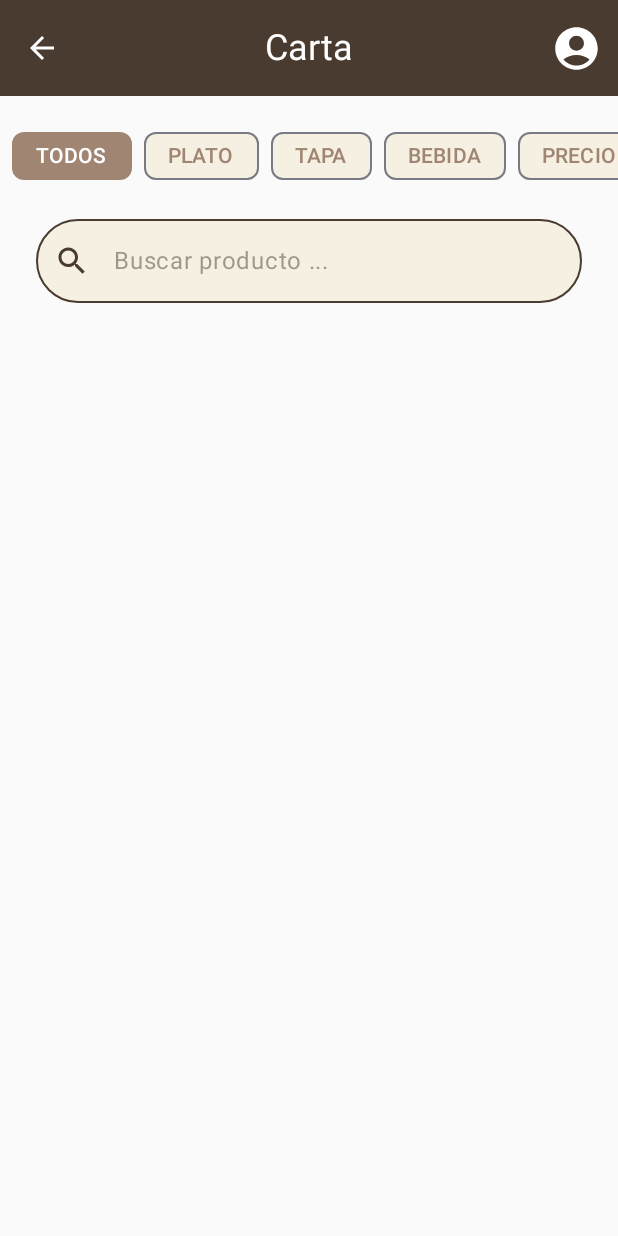
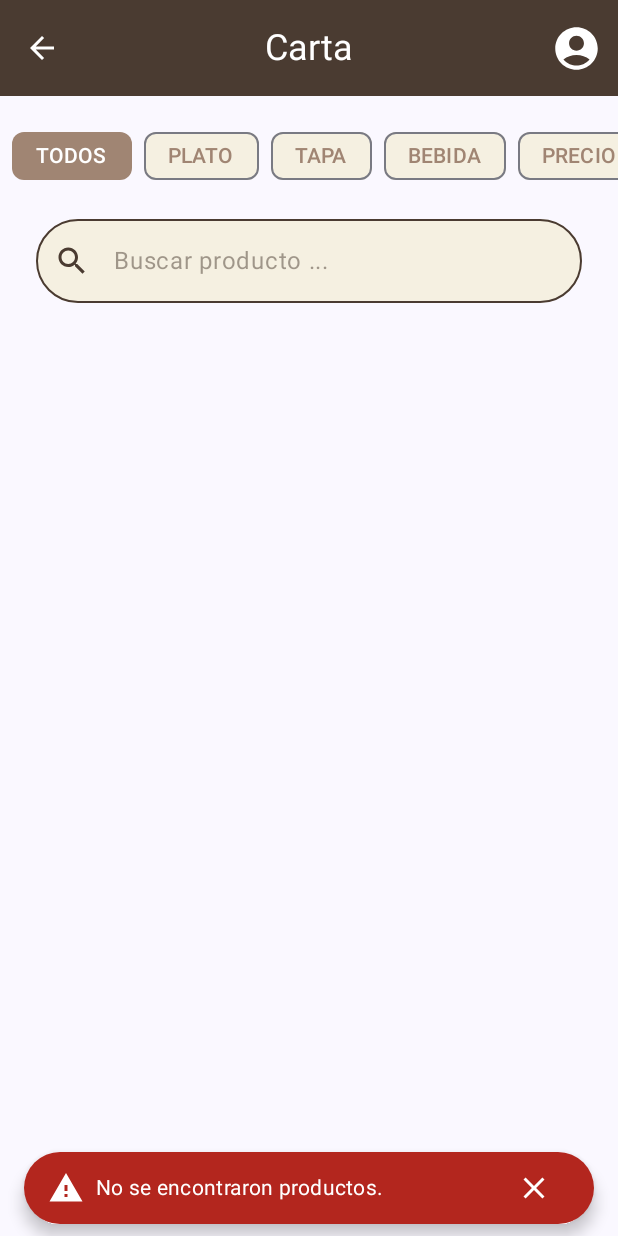
Before and after one commit to rluquea95/proyecto_comandas, an Android app built with Jetpack Compose: the CartaScreen screen opened through its navigation route, on a phone screen of 412 x 824 dp. Run offline under Robolectric (Android 15) with nearby library versions, the phone set to English and light mode, and no system bars; our stand-ins replace Dagger/Hilt's generated code, Firebase (no records; nobody signed in at launch, a user with empty details on screens opened directly).

Commit message:
En proceso EnPreparacion (Screen y ViewModel). Correciones menores en Carta.

```diff
--- a/app/src/main/java/com/example/readytapas/ui/screens/carta/CartaScreen.kt
+++ b/app/src/main/java/com/example/readytapas/ui/screens/carta/CartaScreen.kt
@@ -10,9 +10,13 @@ import androidx.compose.foundation.layout.height
 import androidx.compose.foundation.layout.padding
 import androidx.compose.foundation.lazy.LazyColumn
 import androidx.compose.foundation.lazy.items
+import androidx.compose.material3.Scaffold
+import androidx.compose.material3.SnackbarHostState
 import androidx.compose.runtime.Composable
+import androidx.compose.runtime.LaunchedEffect
 import androidx.compose.runtime.collectAsState
 import androidx.compose.runtime.getValue
+import androidx.compose.runtime.remember
 import androidx.compose.ui.Modifier
 import androidx.compose.ui.text.style.TextAlign
 import androidx.compose.ui.tooling.preview.Preview
@@ -22,6 +26,7 @@ import androidx.navigation.NavController
 import com.example.readytapas.data.model.CategoryProducto
 import com.example.readytapas.data.model.Producto
 import com.example.readytapas.ui.components.CategoriaChips
+import com.example.readytapas.ui.components.CustomSnackbarHost
 import com.example.readytapas.ui.components.ImagenProductoDialog
 import com.example.readytapas.ui.components.ProductoCard
 import com.example.readytapas.ui.components.SearchBar
@@ -35,8 +40,21 @@ fun CartaScreen(
 ) {
     val state by viewModel.uiState.collectAsState()
     val productos by viewModel.productosFiltrados.collectAsState()
+    val snackbarHostState = remember { SnackbarHostState() }
 
-    Column(modifier = Modifier.fillMaxSize()) {
+    // Mostrar mensaje en snackbar cuando se detecta un error
+    LaunchedEffect(state.message) {
+        state.message?.let {
+            snackbarHostState.showSnackbar(it)
+            viewModel.clearMessage()
+        }
+    }
+
+    Scaffold(
+        snackbarHost = {
+            CustomSnackbarHost(snackbarHostState, isError = state.isError)
+        },
+        topBar = {
             TopBarWithMenu(
                 title = "Carta",
                 titleAlignment = TextAlign.Center,
@@ -44,6 +62,14 @@ fun CartaScreen(
                 showBackButton = true,
                 onBackClick = { navController.popBackStack() }
             )
+        }
+    ) { paddingValues ->
+
+        Column(
+            modifier = Modifier
+                .fillMaxSize()
+                .padding(paddingValues)
+        ) {
             // Chips de categoría
             CategoriaChips(
                 categorias = listOf(null) + CategoryProducto.entries,
@@ -85,7 +111,7 @@ fun CartaScreen(
             }
         }
     }
-
+}
 
 @Composable
 fun CartaScreenContentPreview(
@@ -95,7 +121,8 @@ fun CartaScreenContentPreview(
     searchText: String = "",
     onProductoClick: (Producto) -> Unit = {}
 ) {
-    Column(modifier = Modifier.fillMaxSize()) {
+    Scaffold(
+        topBar = {
             TopBarWithMenu(
                 title = "Carta",
                 titleAlignment = TextAlign.Center,
@@ -103,7 +130,13 @@ fun CartaScreenContentPreview(
                 showBackButton = true,
                 onBackClick = {}
             )
-
+        }
+    ) { paddingValues ->
+        Column(
+            modifier = Modifier
+                .fillMaxSize()
+                .padding(paddingValues)
+        ) {
             CategoriaChips(
                 categorias = listOf(null) + CategoryProducto.entries,
                 selectedCategoria = selectedCategoria,
@@ -136,6 +169,7 @@ fun CartaScreenContentPreview(
             }
         }
     }
+}
 
 @Preview(showBackground = true)
 @Composable
--- a/app/src/main/java/com/example/readytapas/ui/screens/carta/CartaViewModel.kt
+++ b/app/src/main/java/com/example/readytapas/ui/screens/carta/CartaViewModel.kt
@@ -19,6 +19,8 @@ class CartaViewModel @Inject constructor(
     private val _uiState = MutableStateFlow(CartaUiState())
     val uiState: StateFlow<CartaUiState> = _uiState
 
+    /* Combina diferentes flujos de datos en un solo flujo de datos.
+    * El flujo de datos se actualiza cada vez que uno de los flujos de datos se actualiza. */
     val productosFiltrados: StateFlow<List<Producto>> = combine(
         _uiState.map { it.productos },
         _uiState.map { it.categoriaSeleccionada },
@@ -26,13 +28,20 @@ class CartaViewModel @Inject constructor(
         _uiState.map { it.searchText }
     ) {
       productos, categoria, ordenar, search ->
+        // Filtra los productos según la categoría seleccionada
         var filtrados = if (categoria == null) productos else productos.filter { it.category == categoria }
 
+        // Filtra los productos según el texto de búsqueda sin distinguir entre mayusculas y minusculas
         if (search.isNotBlank()) {
             filtrados = filtrados.filter { it.name.contains(search, ignoreCase = true) }
         }
 
         if (ordenar) filtrados.sortedBy { it.price } else filtrados
+
+        /* Convierte el flujo de datos en un StateFlow:
+        *  - Vive mientras el ViewModel esté activo (viewModelScope)
+        *  - Solo permanece activo mientras hay observadores (se suspende tras 5 segundos sin uso)
+        *  - El valor inicial es una lista vacía */
     }.stateIn(viewModelScope, SharingStarted.WhileSubscribed(5000), emptyList())
 
     init {
@@ -43,9 +52,19 @@ class CartaViewModel @Inject constructor(
         viewModelScope.launch {
             val result = firestoreRepository.getCarta()
             result.onSuccess { productos ->
-                _uiState.value = _uiState.value.copy(productos = productos)
+                if (productos.isEmpty()) {
+                    _uiState.value = _uiState.value.copy(
+                        message = "No se encontraron productos.",
+                        isError = true
+                    )
+                } else {
+                    _uiState.value = _uiState.value.copy(productos = productos)
+                }
             }.onFailure {
-                // Aquí podrías añadir un mensaje de error en el estado si quieres mostrarlo
+                _uiState.value = _uiState.value.copy(
+                    message = "Error al cargar productos",
+                    isError = true
+                )
                 Log.e("CartaViewModel", "Error al cargar productos", it)
             }
         }
@@ -70,6 +89,10 @@ class CartaViewModel @Inject constructor(
     fun clearSelectedProducto() {
         _uiState.value = _uiState.value.copy(productoSeleccionado = null)
     }
+
+    fun clearMessage() {
+        _uiState.value = _uiState.value.copy(message = null, isError = false)
+    }
 }
 
 data class CartaUiState(
@@ -77,5 +100,7 @@ data class CartaUiState(
     val categoriaSeleccionada: CategoryProducto? = null,
     val ordenarPorPrecio: Boolean = false,
     val searchText: String = "",
-    val productoSeleccionado: Producto? = null
+    val productoSeleccionado: Producto? = null,
+    val message: String? = null,
+    val isError: Boolean = false
 )
--- a/app/src/main/java/com/example/readytapas/ui/screens/mainmenu/MainMenuScreen.kt
+++ b/app/src/main/java/com/example/readytapas/ui/screens/mainmenu/MainMenuScreen.kt
@@ -63,7 +63,6 @@ fun MainMenuScreen(
                     painter = painterResource(id = R.drawable.tomar_notas),
                     text = "Tomar pedido",
                     onClick = {
-                        //SnackbarManager.clear()
                         navController.navigate("tomarPedido")
                     }
                 )
@@ -75,7 +74,6 @@ fun MainMenuScreen(
                     painter = painterResource(id = R.drawable.en_preparacion),
                     text = "En preparación",
                     onClick = {
-                        //SnackbarManager.clear()
                         navController.navigate("enPreparacion")
                     }
                 )
@@ -94,7 +92,6 @@ fun MainMenuScreen(
                     painter = painterResource(id = R.drawable.platos_listos),
                     text = "Platos listos",
                     onClick = {
-                        //SnackbarManager.clear()
                         navController.navigate("platosListos")
                     }
                 )
@@ -106,7 +103,6 @@ fun MainMenuScreen(
                     painter = painterResource(id = R.drawable.carta),
                     text = "Carta",
                     onClick = {
-                        //SnackbarManager.clear()
                         navController.navigate("carta")
                     }
                 )
@@ -125,7 +121,6 @@ fun MainMenuScreen(
                     painter = painterResource(id = R.drawable.pendiente_cobro),
                     text = "Pendiente de cobro",
                     onClick = {
-                        //SnackbarManager.clear()
                         navController.navigate("pendienteCobro")
                     }
                 )
@@ -137,7 +132,6 @@ fun MainMenuScreen(
                     painter = painterResource(id = R.drawable.reservas),
                     text = "Reserva",
                     onClick = {
-                        //SnackbarManager.clear()
                         navController.navigate("reservas")
                     }
                 )
--- a/app/src/main/java/com/example/readytapas/ui/screens/mainmenu/MainMenuViewModel.java
+++ /dev/null
@@ -1,4 +0,0 @@
-package com.example.readytapas.ui.screens.mainmenu;
-
-public class MainMenuViewModel {
-}
```
Also changed, not shown: app/src/main/java/com/example/readytapas/ui/components/MesaDropdown.kt (+12 -3 lines), app/src/main/java/com/example/readytapas/ui/screens/enpreparacion/EnPreparacionScreen.kt (+79 -31 lines), app/src/main/java/com/example/readytapas/ui/screens/tomarpedido/TomarPedidoScreen.kt (+18 -18 lines). Lines whose indentation alone changed are shown as unchanged.
